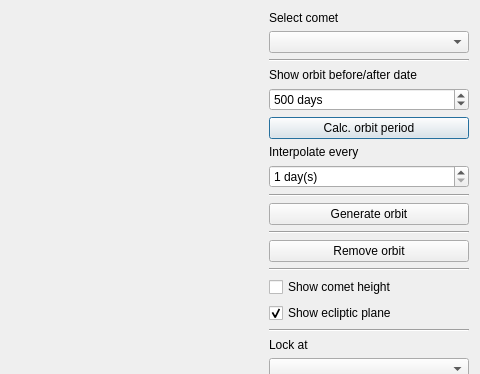
Old version of the form c3dsolar.ui in the repository PavelMr/skytechx; both pictures show x 876 to 1356 and y 0 to 374 of the 1356 by 801 pixel window.
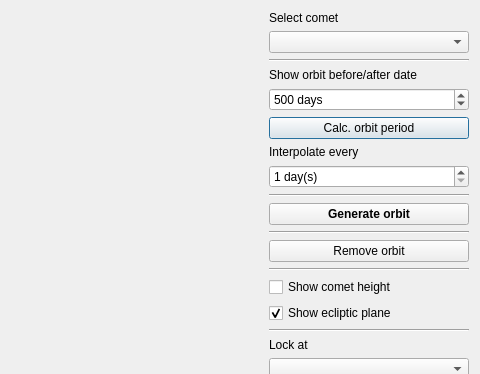
New version of the form. Custom widgets are drawn as their Qt base class.

```diff
--- a/c3dsolar.ui
+++ b/c3dsolar.ui
@@ -104,6 +104,12 @@
        </item>
        <item>
         <widget class="QPushButton" name="pushButton_8">
+         <property name="font">
+          <font>
+           <weight>75</weight>
+           <bold>true</bold>
+          </font>
+         </property>
          <property name="text">
           <string>Generate orbit</string>
          </property>
```
